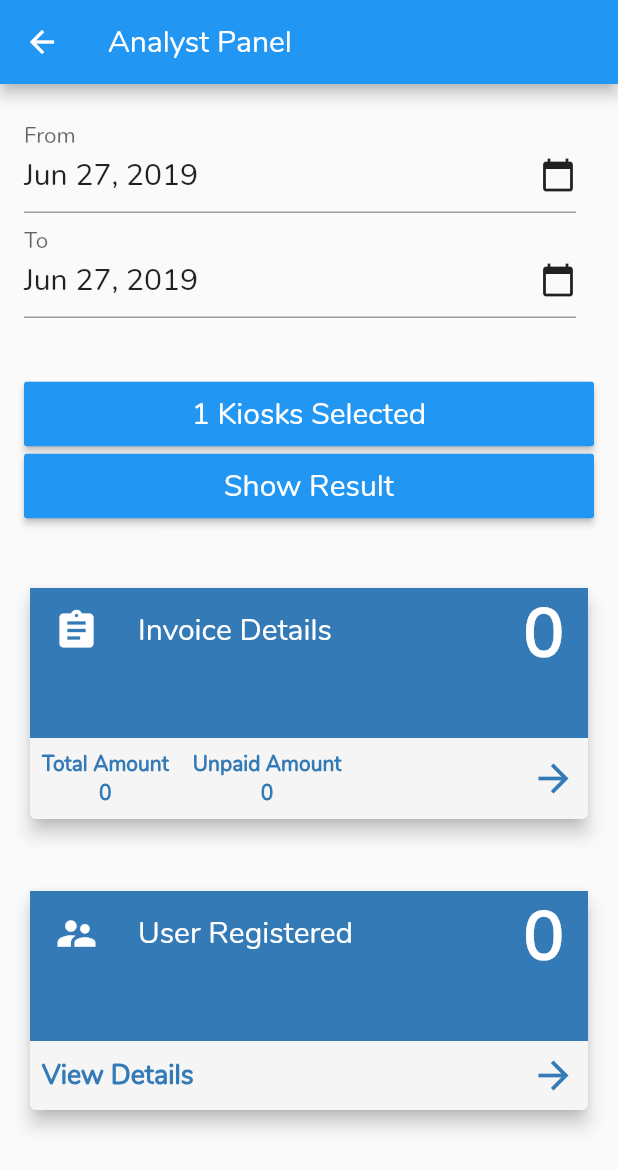
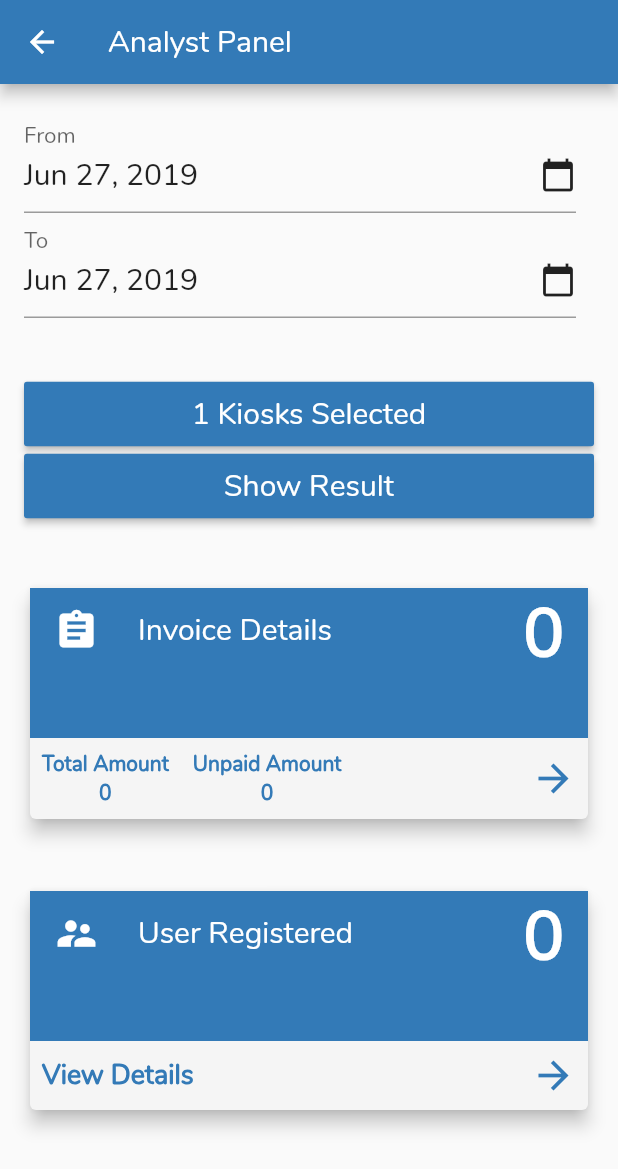
Before and after one commit to aditya08jaiswal/yolo_analyst, a Flutter app: the GetKioskList screen opened by its route, on a phone screen of 412 x 824 dp. Shown: the top 1169 px of the screen. Run offline on Flutter 3.47's test engine with Material 2 defaults, Android fonts, the phone set to English and light mode, and no system bars; our stand-ins replace fluttertoast, shared_preferences; accounts and stored records are empty; network calls fail.

Commit message:
Color update

```diff
--- a/lib/analyst_page.dart
+++ b/lib/analyst_page.dart
@@ -251,7 +251,7 @@ class GetKioskListState extends State<GetKioskList>
     final showResultButton = new RaisedButton(
       padding: const EdgeInsets.all(8.0),
       textColor: Colors.black,
-      color: Colors.blue,
+      color: Color(0xFF337ab7),
       onPressed: () {
         if (Constants.FROMDATE.difference(Constants.TODATE).inDays > 0) {
           setState(() {
@@ -322,7 +322,7 @@ class GetKioskListState extends State<GetKioskList>
     final selectKioskButton = new RaisedButton(
       padding: const EdgeInsets.all(8.0),
       textColor: Colors.black,
-      color: Colors.blue,
+      color: Color(0xFF337ab7),
       onPressed: () {
         if (Constants.FROMDATE.difference(Constants.TODATE).inDays > 0) {
           setState(() {
--- a/lib/main.dart
+++ b/lib/main.dart
@@ -60,7 +60,7 @@ class MyAppState extends State<MyApp> {
       title: 'App',
       debugShowCheckedModeBanner: false,
       theme: ThemeData(
-        primarySwatch: Colors.blue,
+        primaryColor: Color(0xFF337ab7),
         fontFamily: 'Nunito',
       ),
       home: check,
```
Also changed, not shown: pubspec.lock.
